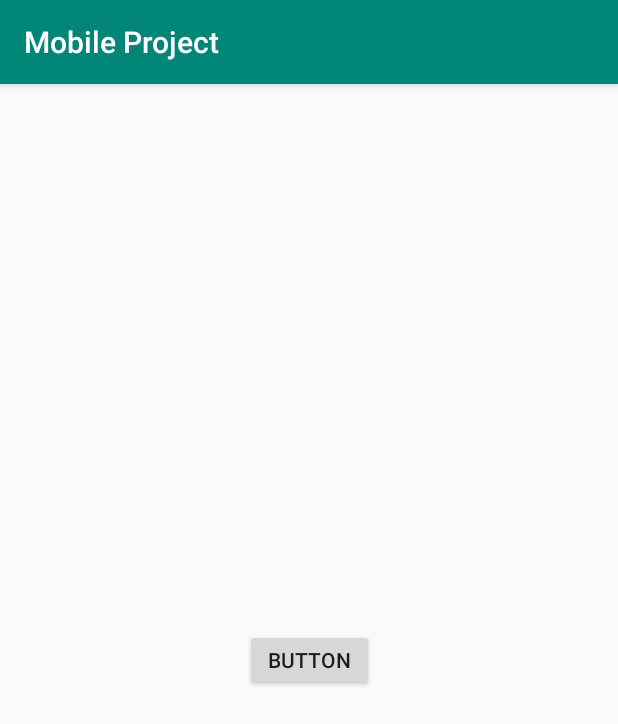
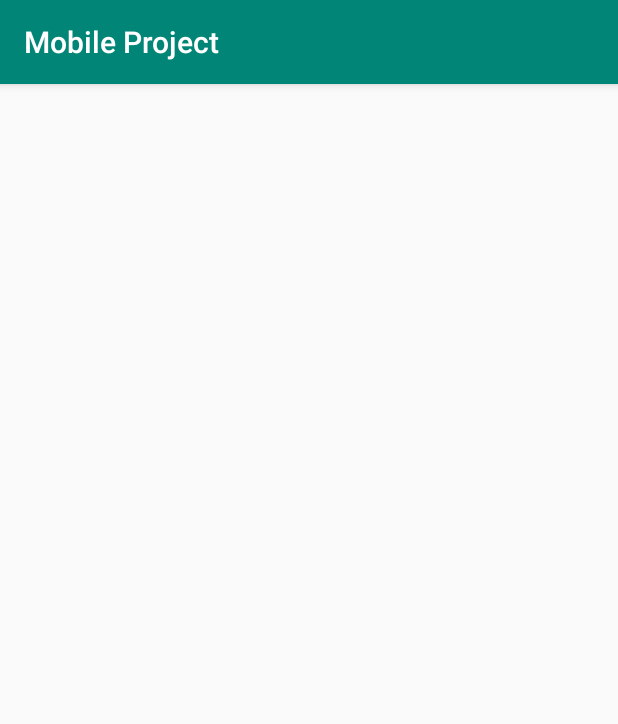
Before and after one commit to MBTIS/mbtis, an Android app: the screen it shows after launch (MainActivity), on a phone screen of 412 x 824 dp. Shown: the top 724 px of the screen. Run offline under Robolectric (Android 15) with nearby library versions, the phone set to English and light mode, and no system bars.

Commit message:
Deleted the submited button'

```diff
--- a/app/src/main/res/layout/activity_main.xml
+++ b/app/src/main/res/layout/activity_main.xml
@@ -5,15 +5,4 @@
     xmlns:app="http://schemas.android.com/apk/res-auto"
     android:layout_width="match_parent"
     android:layout_height="match_parent"
-    tools:context=".MainActivity">
-
-    <Button
-        android:id="@+id/button"
-        android:layout_width="86dp"
-        android:layout_height="41dp"
-        android:text="Button"
-        app:layout_constraintBottom_toBottomOf="parent"
-        app:layout_constraintEnd_toEndOf="parent"
-        app:layout_constraintStart_toStartOf="parent"
-        app:layout_constraintTop_toTopOf="parent" />
-</androidx.constraintlayout.widget.ConstraintLayout>
+    tools:context=".MainActivity"/>
```
